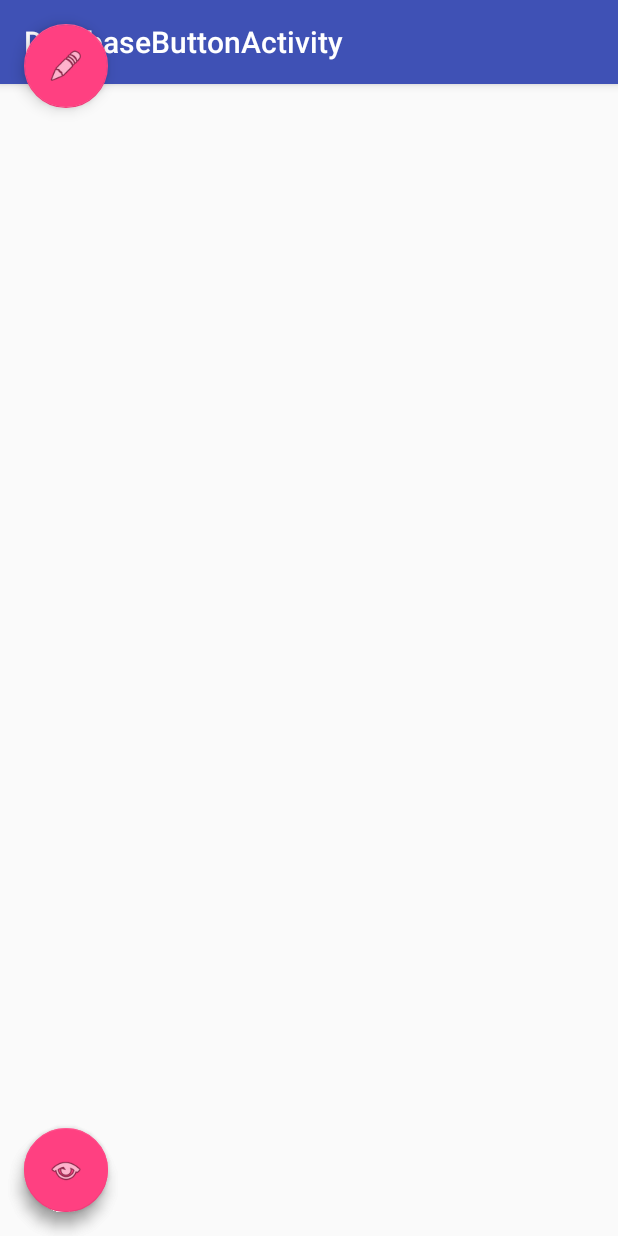
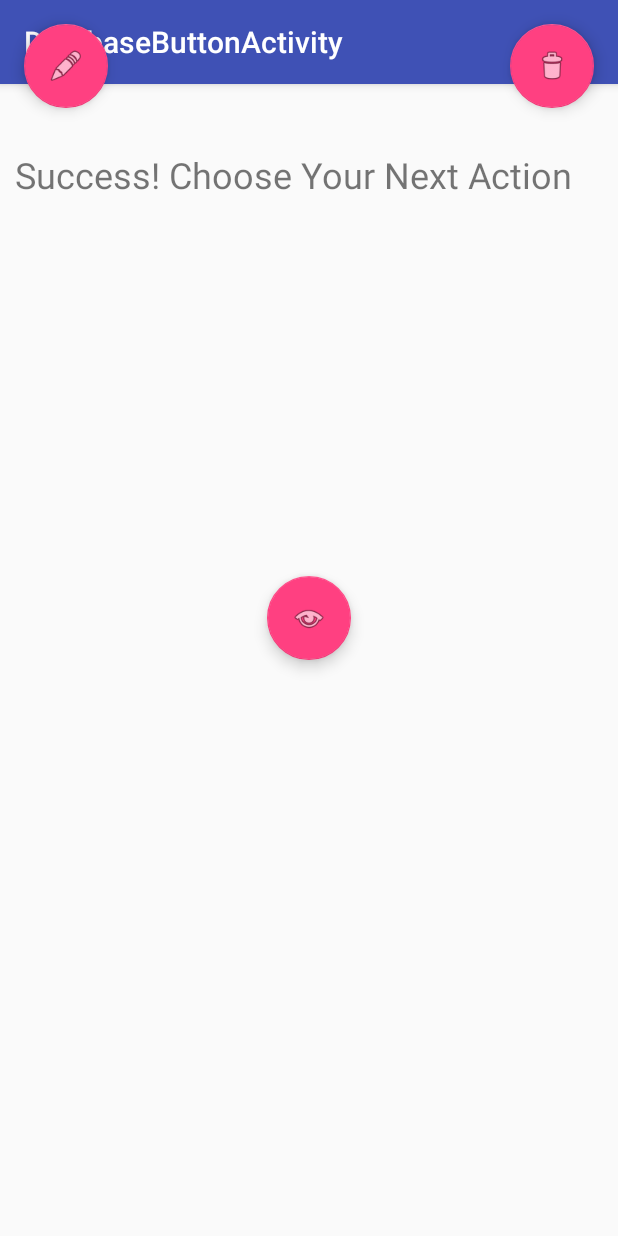
Before and after one commit to TanSA05/Assignment3, an Android app: the DatabaseButtonActivity screen opened directly, with no data from a screen before it, on a phone screen of 412 x 824 dp. Run offline under Robolectric (Android 15) with nearby library versions, the phone set to English and light mode, and no system bars.

Commit message:
[UPDATE] Layout of DB Button Activity

```diff
--- a/app/src/main/res/layout/activity_database_button.xml
+++ b/app/src/main/res/layout/activity_database_button.xml
@@ -6,6 +6,15 @@
     android:layout_height="match_parent"
     android:fitsSystemWindows="true"
     tools:context="com.example.taneea.assignment3.DatabaseButtonActivity">
+
+    <TextView
+        android:layout_width="wrap_content"
+        android:layout_height="wrap_content"
+        android:text="@string/button_activity"
+        android:textSize="24dp"
+        android:layout_marginTop="100dp"
+        android:layout_marginLeft="10dp"
+        android:textAlignment="center"/>
 
     <android.support.design.widget.AppBarLayout
         android:layout_width="match_parent"
@@ -27,7 +36,7 @@
         android:id="@+id/delete"
         android:layout_width="wrap_content"
         android:layout_height="wrap_content"
-        android:layout_gravity="bottom"
+        android:layout_gravity="right"
         android:layout_margin="@dimen/fab_margin"
         android:src="@android:drawable/ic_menu_delete"/>
 
@@ -35,7 +44,7 @@
         android:id="@+id/list"
         android:layout_width="wrap_content"
         android:layout_height="wrap_content"
-        android:layout_gravity="bottom|left"
+        android:layout_gravity="center"
         android:layout_margin="@dimen/fab_margin"
         android:src="@android:drawable/ic_menu_view"/>
 
--- a/app/src/main/res/values/strings.xml
+++ b/app/src/main/res/values/strings.xml
@@ -2,6 +2,7 @@
     <string name="app_name">Assignment3</string>
 
     <!-- Strings related to login -->
+    <string name="button_activity">Success! Choose Your Next Action</string>
     <string name="prompt_name">Name</string>
     <string name="prompt_email">Email</string>
     <string name="prompt_enteremail">Enter email address to delete record</string>
```
